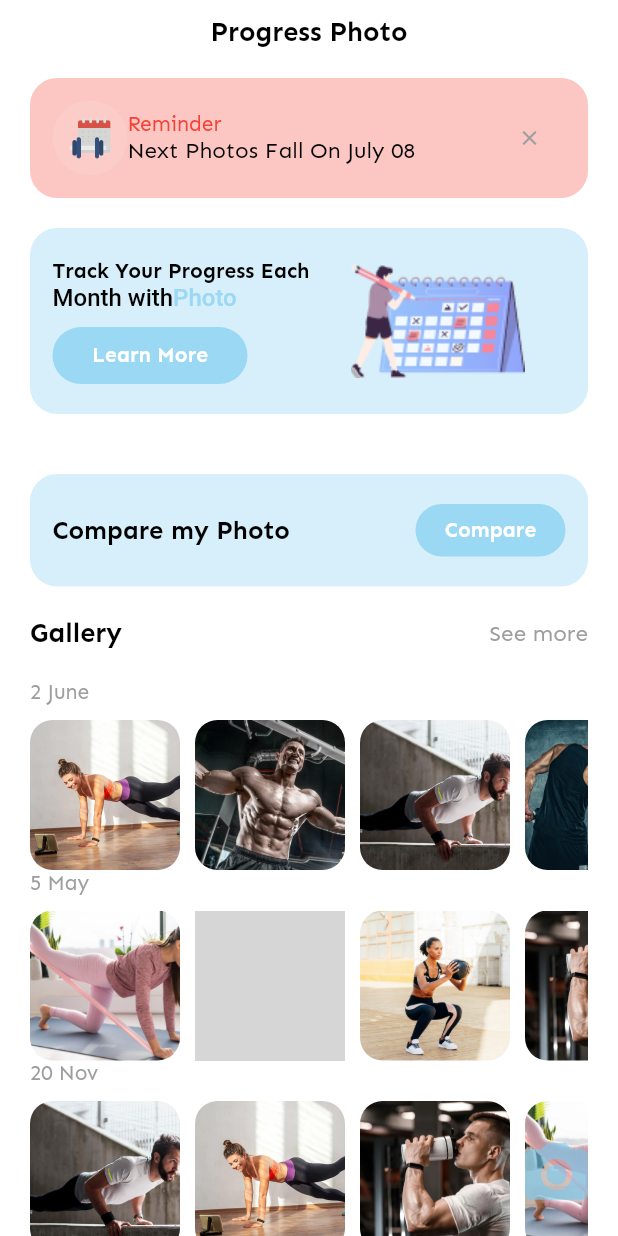
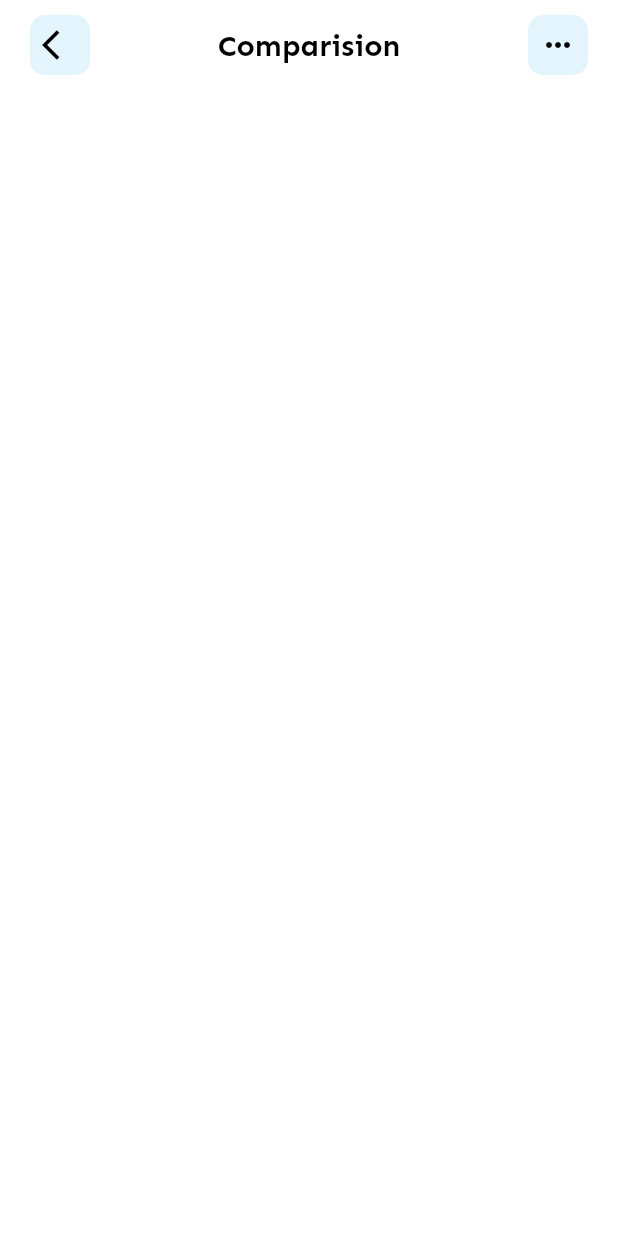
Before and after one commit to nguyenminhhung2011/GHealth, a Flutter app: the ProgressPhotoScreen screen opened directly, after a tap on "Compare", on a phone screen of 412 x 824 dp. Run offline on Flutter 3.47's test engine with Material 2 defaults, Android fonts, the phone set to English and light mode, and no system bars; our stand-ins replace animated_bottom_navigation_bar, circular_countdown_timer, cloud_firestore, dotted_line, firebase_auth, firebase_core and 10 more; missing offline and left inert: time_chart; accounts and stored records are empty; grey boxes are pictures that could not be loaded.

Commit message:
progress Ui

```diff
--- a/lib/apps/pages/dashboard/dashboard_screen.dart
+++ b/lib/apps/pages/dashboard/dashboard_screen.dart
@@ -5,7 +5,7 @@ import 'package:flutter/material.dart';
 import 'package:get/get.dart';
 import '../../controls/dashboard_control.dart';
 import '../dashboard/home_screen.dart';
-import '../progress_tracker/widgets/progress_photo_screen.dart';
+import '../progress_tracker/progress_photo_screen.dart';
 import 'activity_trackerScreen.dart';
 import './profileScreen.dart';
 
--- /dev/null
+++ b/lib/apps/pages/progress_tracker/comparision_sreen.dart
@@ -0,0 +1,22 @@
+import 'package:flutter/material.dart';
+import 'package:gold_health/apps/pages/mealPlanner/mealPlannerScreen.dart';
+
+import '../../global_widgets/screenTemplate.dart';
+
+class ComparisionScreen extends StatelessWidget {
+  const ComparisionScreen({Key? key}) : super(key: key);
+
+  @override
+  Widget build(BuildContext context) {
+    return Scaffold(
+      body: ScreenTemplate(
+        child: Column(
+          children: const [
+            AppBarDesign(title: 'Comparision'),
+            SizedBox(height: 20),
+          ],
+        ),
+      ),
+    );
+  }
+}
--- a/lib/apps/pages/progress_tracker/widgets/progress_photo_screen.dart
+++ b/lib/apps/pages/progress_tracker/progress_photo_screen.dart
@@ -1,7 +1,8 @@
 import 'package:flutter/material.dart';
 import 'package:gold_health/apps/global_widgets/ButtonText.dart';
-import '../../../global_widgets/screenTemplate.dart';
-import '../../../template/misc/colors.dart';
+import '../../global_widgets/screenTemplate.dart';
+import '../../template/misc/colors.dart';
+import 'comparision_sreen.dart';
 
 class ProgressPhotoScreen extends StatefulWidget {
   const ProgressPhotoScreen({Key? key}) : super(key: key);
@@ -52,13 +53,14 @@ class _ProgressPhotoScreenState extends State<ProgressPhotoScreen> {
       backgroundColor: AppColors.mainColor,
       extendBody: true,
       extendBodyBehindAppBar: true,
-      floatingActionButton: IconButton(
-        padding: EdgeInsets.zero,
-        iconSize: 50,
-        color: AppColors.primaryColor1,
-        icon: const Icon(Icons.camera_alt),
-        onPressed: () {},
-      ),
+      floatingActionButton: InkWell(
+          onTap: () {},
+          child: Container(
+            padding: const EdgeInsets.all(15),
+            decoration: const BoxDecoration(
+                shape: BoxShape.circle, color: AppColors.primaryColor1),
+            child: const Icon(Icons.camera_alt, color: Colors.white),
+          )),
       body: ScreenTemplate(
         child: Column(
           children: [
@@ -222,7 +224,14 @@ class _ProgressPhotoScreenState extends State<ProgressPhotoScreen> {
                   ),
                   const Spacer(),
                   ButtonText(
-                    press: () {},
+                    press: () {
+                      Navigator.push(
+                        context,
+                        MaterialPageRoute(
+                          builder: (context) => const ComparisionScreen(),
+                        ),
+                      );
+                    },
                     title: 'Compare',
                     color: AppColors.primaryColor1,
                   )
```
